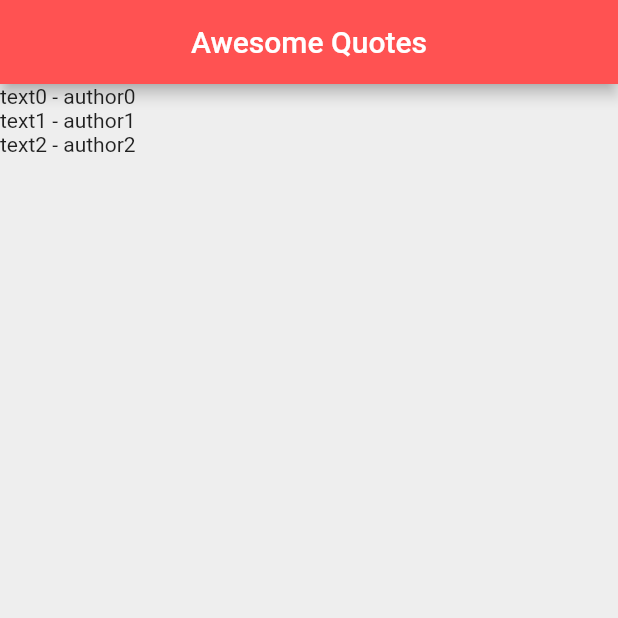
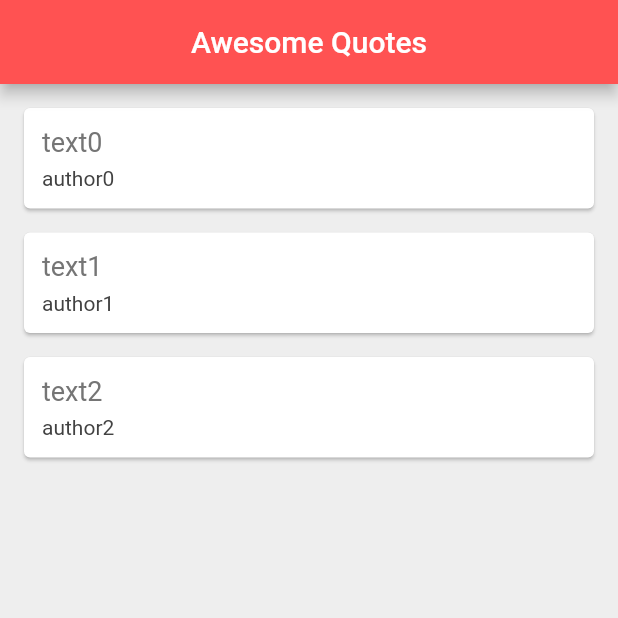
Before and after one commit to Awais-019/flutter_practice, a Flutter app: the screen it shows after launch, on a phone screen of 412 x 824 dp, the top half of it. Run offline on Flutter 3.47's test engine with Material 2 defaults, Android fonts, the phone set to English and light mode, and no system bars.

Commit message:
Card Widget

```diff
--- a/lib/main.dart
+++ b/lib/main.dart
@@ -16,12 +16,33 @@ class QuoteList extends StatefulWidget {
 }
 
 class _QuoteListState extends State<QuoteList> {
-
   List<Quote> quotes = [
     Quote(text: 'text0', author: 'author0'),
     Quote(text: "text1", author: "author1"),
     Quote(text: "text2", author: "author2")
   ];
+
+  Widget quoteTemplate(quote) {
+    return Card(
+        margin: const EdgeInsets.fromLTRB(16.0, 16.0, 16.0, 0.0),
+        child: Padding(
+          padding: const EdgeInsets.all(12.0),
+          child: Column(
+            crossAxisAlignment: CrossAxisAlignment.stretch,
+            children: [
+              Text(
+                quote.text,
+                style: TextStyle(fontSize: 18.0, color: Colors.grey[600]),
+              ),
+              const SizedBox(height: 6.0),
+              Text(
+                quote.author,
+                style: TextStyle(fontSize: 14.0, color: Colors.grey[800]),
+              )
+            ],
+          ),
+        ));
+  }
 
   @override
   Widget build(BuildContext context) {
@@ -33,7 +54,9 @@ class _QuoteListState extends State<QuoteList> {
         backgroundColor: Colors.redAccent,
       ),
       body: Column(
-        children: quotes.map((quote) => Text('${quote.text} - ${quote.author}')).toList(),
+        children: quotes
+            .map((quote) => quoteTemplate(quote))
+            .toList(),
       ),
     );
   }
```
